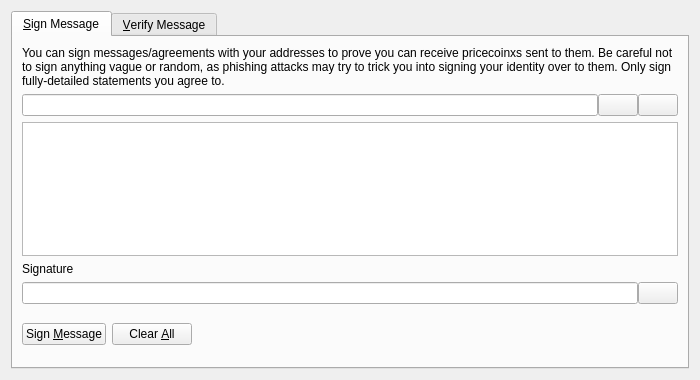
The window that src/qt/forms/signverifymessagedialog.ui (Pricecoin/PricecoinX) describes before a commit, drawn with Qt 5.
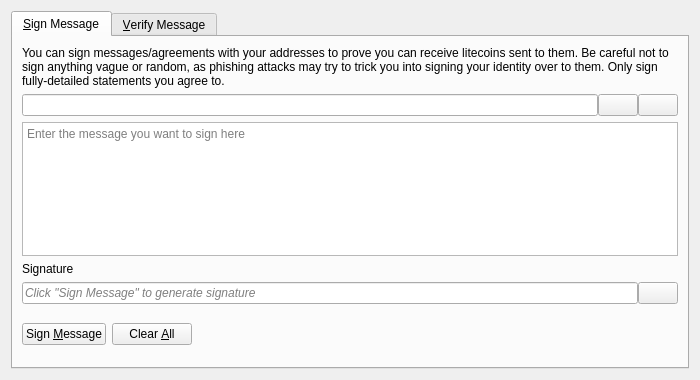
The same window after the commit. Icons and pictures are not drawn. Custom widgets are drawn as their Qt base class.

Diff of the .ui file:
```diff
--- a/src/qt/forms/signverifymessagedialog.ui
+++ b/src/qt/forms/signverifymessagedialog.ui
@@ -30,7 +30,7 @@
        <item>
         <widget class="QLabel" name="infoLabel_SM">
          <property name="text">
-          <string>You can sign messages/agreements with your addresses to prove you can receive pricecoinxs sent to them. Be careful not to sign anything vague or random, as phishing attacks may try to trick you into signing your identity over to them. Only sign fully-detailed statements you agree to.</string>
+          <string>You can sign messages/agreements with your addresses to prove you can receive litecoins sent to them. Be careful not to sign anything vague or random, as phishing attacks may try to trick you into signing your identity over to them. Only sign fully-detailed statements you agree to.</string>
          </property>
          <property name="textFormat">
           <enum>Qt::PlainText</enum>
@@ -99,6 +99,9 @@
          <property name="toolTip">
           <string>Enter the message you want to sign here</string>
          </property>
+         <property name="placeholderText">
+          <string>Enter the message you want to sign here</string>
+         </property>
         </widget>
        </item>
        <item>
@@ -118,6 +121,9 @@
          </property>
          <item>
           <widget class="QLineEdit" name="signatureOut_SM">
+           <property name="placeholderText">
+            <string>Click "Sign Message" to generate signature</string>
+           </property>
            <property name="font">
             <font>
              <italic>true</italic>
```
Left out of the diff: 26 changed lines with no effect on the pictures.
